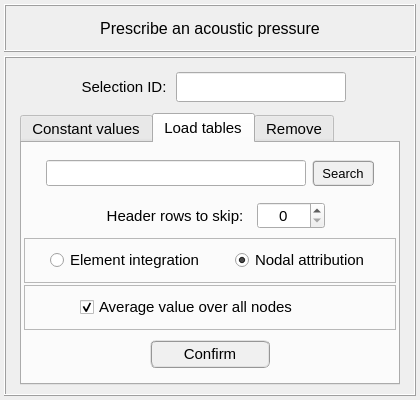
Qt form data/ui_files/model/acoustic/acoustic_pressure_input.ui (MOPT-UFSC/VIBRA) before a commit.
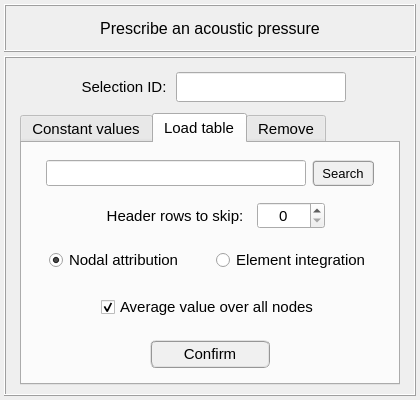
The same form after that commit. The open tabs and pages were chosen to show the change.

Commit message: Adds acoustic pressure user inputs

```diff
--- a/data/ui_files/model/acoustic/acoustic_pressure_input.ui
+++ b/data/ui_files/model/acoustic/acoustic_pressure_input.ui
@@ -747,7 +747,7 @@
         </widget>
         <widget class="QWidget" name="tab_load_tables">
          <attribute name="title">
-          <string>Load tables</string>
+          <string>Load table</string>
          </attribute>
          <layout class="QGridLayout" name="gridLayout_3">
           <property name="leftMargin">
@@ -1073,26 +1073,46 @@
           <item row="3" column="0">
            <widget class="QFrame" name="frame_21">
             <property name="frameShape">
-             <enum>QFrame::StyledPanel</enum>
+             <enum>QFrame::NoFrame</enum>
             </property>
             <property name="frameShadow">
              <enum>QFrame::Raised</enum>
             </property>
             <layout class="QGridLayout" name="gridLayout_19">
-             <item row="0" column="0">
+             <property name="leftMargin">
+              <number>0</number>
+             </property>
+             <property name="topMargin">
+              <number>0</number>
+             </property>
+             <property name="rightMargin">
+              <number>0</number>
+             </property>
+             <property name="bottomMargin">
+              <number>0</number>
+             </property>
+             <property name="spacing">
+              <number>0</number>
+             </property>
+             <item row="0" column="1">
               <widget class="QCheckBox" name="checkBox_averaged_table_values">
                <property name="minimumSize">
                 <size>
-                 <width>260</width>
+                 <width>0</width>
                  <height>0</height>
                 </size>
                </property>
                <property name="maximumSize">
                 <size>
-                 <width>260</width>
+                 <width>240</width>
                  <height>16777215</height>
                 </size>
                </property>
+               <property name="font">
+                <font>
+                 <pointsize>11</pointsize>
+                </font>
+               </property>
                <property name="text">
                 <string>Average value over all nodes</string>
                </property>
@@ -1101,13 +1121,33 @@
                </property>
               </widget>
              </item>
+             <item row="0" column="0">
+              <widget class="QFrame" name="frame_23">
+               <property name="frameShape">
+                <enum>QFrame::NoFrame</enum>
+               </property>
+               <property name="frameShadow">
+                <enum>QFrame::Raised</enum>
+               </property>
+              </widget>
+             </item>
+             <item row="0" column="2">
+              <widget class="QFrame" name="frame_25">
+               <property name="frameShape">
+                <enum>QFrame::NoFrame</enum>
+               </property>
+               <property name="frameShadow">
+                <enum>QFrame::Raised</enum>
+               </property>
+              </widget>
+             </item>
             </layout>
            </widget>
           </item>
           <item row="2" column="0">
            <widget class="QFrame" name="frame_16">
             <property name="frameShape">
-             <enum>QFrame::StyledPanel</enum>
+             <enum>QFrame::NoFrame</enum>
             </property>
             <property name="frameShadow">
              <enum>QFrame::Raised</enum>
@@ -1136,29 +1176,6 @@
               </widget>
              </item>
              <item row="0" column="1">
-              <widget class="QRadioButton" name="radioButton_element_integration_table">
-               <property name="maximumSize">
-                <size>
-                 <width>16777215</width>
-                 <height>16777215</height>
-                </size>
-               </property>
-               <property name="text">
-                <string>Element integration</string>
-               </property>
-              </widget>
-             </item>
-             <item row="0" column="2">
-              <widget class="QFrame" name="frame_35">
-               <property name="frameShape">
-                <enum>QFrame::NoFrame</enum>
-               </property>
-               <property name="frameShadow">
-                <enum>QFrame::Raised</enum>
-               </property>
-              </widget>
-             </item>
-             <item row="0" column="3">
               <widget class="QRadioButton" name="radioButton_nodal_attribution_table">
                <property name="maximumSize">
                 <size>
@@ -1166,6 +1183,11 @@
                  <height>16777215</height>
                 </size>
                </property>
+               <property name="font">
+                <font>
+                 <pointsize>11</pointsize>
+                </font>
+               </property>
                <property name="text">
                 <string>Nodal attribution</string>
                </property>
@@ -1174,6 +1196,37 @@
                </property>
               </widget>
              </item>
+             <item row="0" column="2">
+              <widget class="QFrame" name="frame_35">
+               <property name="frameShape">
+                <enum>QFrame::NoFrame</enum>
+               </property>
+               <property name="frameShadow">
+                <enum>QFrame::Raised</enum>
+               </property>
+              </widget>
+             </item>
+             <item row="0" column="3">
+              <widget class="QRadioButton" name="radioButton_element_integration_table">
+               <property name="maximumSize">
+                <size>
+                 <width>16777215</width>
+                 <height>16777215</height>
+                </size>
+               </property>
+               <property name="font">
+                <font>
+                 <pointsize>11</pointsize>
+                </font>
+               </property>
+               <property name="text">
+                <string>Element integration</string>
+               </property>
+               <property name="checked">
+                <bool>false</bool>
+               </property>
+              </widget>
+             </item>
              <item row="0" column="4">
               <widget class="QFrame" name="frame_34">
                <property name="frameShape">
```
Left out of the diff: 70 changed lines with no effect on the pictures. The commit also changes 7 other files.
